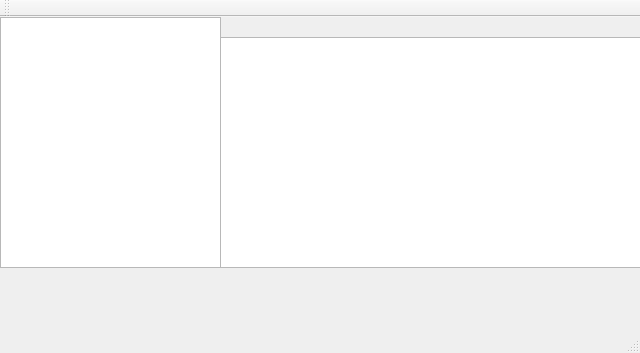
First picture: the form in UI/mainwindow.ui, repository N0Random/Lab3, before the edit.
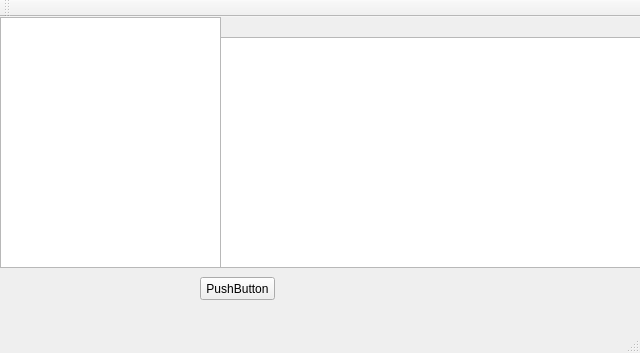
Second picture: the form after the edit.

Commit message: add class DocController and shom method

```diff
--- a/UI/mainwindow.ui
+++ b/UI/mainwindow.ui
@@ -34,6 +34,19 @@
      </rect>
     </property>
    </widget>
+   <widget class="QPushButton" name="pushButton">
+    <property name="geometry">
+     <rect>
+      <x>200</x>
+      <y>260</y>
+      <width>75</width>
+      <height>23</height>
+     </rect>
+    </property>
+    <property name="text">
+     <string>PushButton</string>
+    </property>
+   </widget>
   </widget>
   <widget class="QMenuBar" name="menuBar">
    <property name="geometry">
```
Left out of the diff: 2 changed lines with no effect on the pictures. The commit also changes 10 other files.
